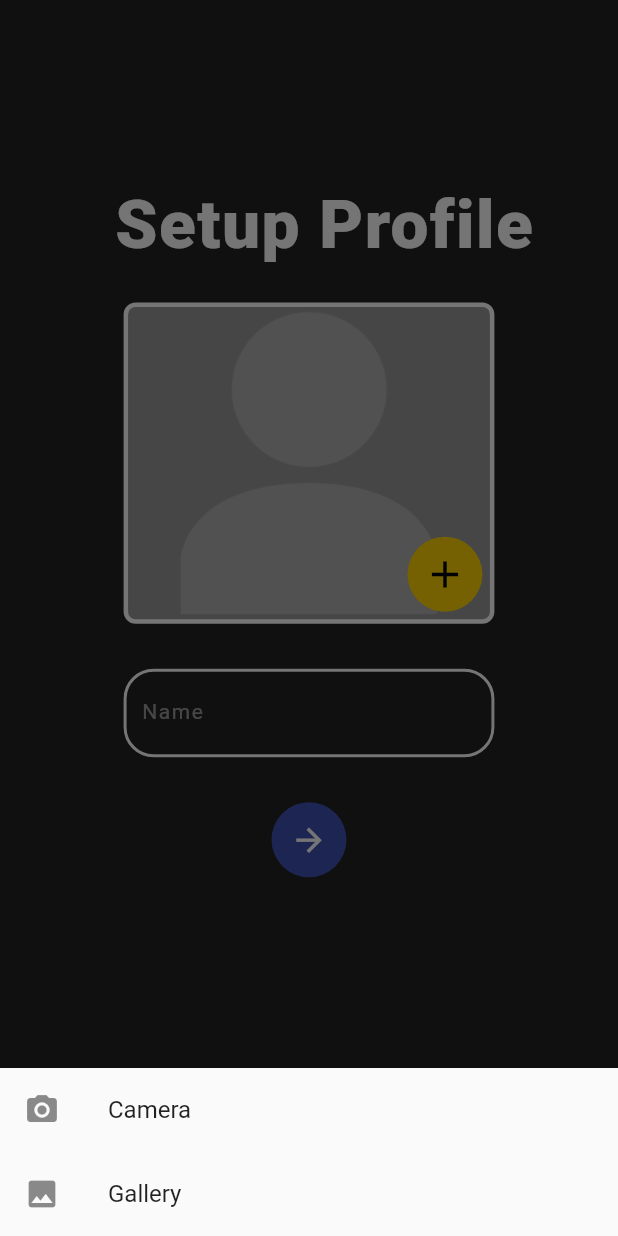
After one commit to rareskin-vr/broadly, a Flutter app: the Setup screen opened directly, after a tap on the "add" icon, on a phone screen of 412 x 824 dp. The commit adds this screen. Run offline on Flutter 3.47's test engine with Material 2 defaults, Android fonts, the phone set to English and light mode, and no system bars; our stand-ins replace cloud_firestore, firebase_auth, firebase_core, firebase_storage, image_picker, shared_preferences; accounts and stored records are empty; network calls fail.

Commit message:
12-10-22 Profile Setup configured

```diff
--- /dev/null
+++ b/lib/helper/image.dart
@@ -0,0 +1,145 @@
+import 'dart:io';
+
+import 'package:broadly/database.dart';
+import 'package:broadly/helper/helpeui.dart';
+import 'package:broadly/ui/homepage.dart';
+import 'package:firebase_auth/firebase_auth.dart';
+import 'package:firebase_storage/firebase_storage.dart';
+import 'package:flutter/cupertino.dart';
+import 'package:flutter/material.dart';
+import 'package:image_picker/image_picker.dart';
+import 'package:path/path.dart' as Path;
+
+class ImageAccess extends ChangeNotifier {
+  Database database = Database();
+  String? userId = FirebaseAuth.instance.currentUser?.uid;
+  File image = File("assets/images/profile.png");
+  BuildContext context;
+  void setImage() {
+    image = File("assets/images/profile.png");
+  }
+
+  File getImage() {
+    return image;
+  }
+
+  ImageAccess(this.context);
+
+  HelperUI helperUI = HelperUI();
+  Future getImageCamera() async {
+    try {
+      await ImagePicker.platform
+          .pickImage(source: ImageSource.camera)
+          .then((value) {
+        final imageTemp = File(value!.path);
+        image = imageTemp;
+        notifyListeners();
+      });
+    } catch (e) {
+      helperUI.showSnackBar(context, "Couldn't load image");
+    }
+  }
+
+  Future getImageGallery() async {
+    try {
+      await ImagePicker.platform
+          .pickImage(source: ImageSource.gallery)
+          .then((value) {
+        final imageTemp = File(value!.path);
+        image = imageTemp;
+        notifyListeners();
+      });
+    } catch (e) {
+      helperUI.showSnackBar(context, "Couldn't load image");
+    }
+  }
+
+  Future showImageSource(BuildContext context) {
+    if (Platform.isIOS) {
+      return showCupertinoModalPopup<ImageSource>(
+          context: context,
+          builder: (context) => CupertinoActionSheet(
+                actions: [
+                  CupertinoActionSheetAction(
+                    onPressed: () {
+                      getImageCamera();
+                      Navigator.pop(context);
+                    },
+                    child: const Text('Camera'),
+                  ),
+                  CupertinoActionSheetAction(
+                    onPressed: () {
+                      getImageGallery();
+                      Navigator.pop(context);
+                    },
+                    child: const Text('Gallery'),
+                  ),
+                ],
+              ));
+    } else {
+      return showModalBottomSheet(
+          context: context,
+          builder: (context) => Column(
+                mainAxisSize: MainAxisSize.min,
+                children: <Widget>[
+                  ListTile(
+                    leading: const Icon(Icons.camera_alt),
+                    title: const Text('Camera'),
+                    onTap: () {
+                      getImageCamera();
+                      Navigator.pop(context);
+                    },
+                  ),
+                  ListTile(
+                    leading: const Icon(Icons.image),
+                    title: const Text('Gallery'),
+                    onTap: () {
+                      getImageGallery();
+                      Navigator.pop(context);
+                    },
+                  ),
+                ],
+              ));
+    }
+  }
+
+  Future uploadPic(String name,File image) async {
+    print("working 1");
+    print(image.path);
+    String filename = Path.basename(image.path);
+    FirebaseStorage firebaseStorage = FirebaseStorage.instance;
+    Reference reference =
+        firebaseStorage.ref().child('UserProfile/$userId/$filename');
+    UploadTask uploadTask = reference.putFile(image);
+    await uploadTask.then((res) {
+      print("working 2");
+      res.ref.getDownloadURL().then((fileURL) {
+        uploadToDbs(fileURL, name);
+      });
+    });
+  }
+
+  uploadToDbs(String imageUrl, String name) {
+    print("working 3");
+    if (imageUrl.isNotEmpty) {
+      Map<String, dynamic> userInfo = {
+        "uid": userId,
+        "name": name,
+        "imageUrl": imageUrl,
+        "date": DateTime.now().microsecondsSinceEpoch,
+      };
+      print(userId);
+      if(userId!=null){
+        database.uploadUserInfo(context, userId!, userInfo);
+        Navigator.pushAndRemoveUntil(
+            context,
+            MaterialPageRoute(
+                builder: (context) => const Homepage()),
+                (route) => false);
+      }
+
+    } else {
+      helperUI.showSnackBar(context, "Something went wrong !");
+    }
+  }
+}
--- a/lib/ui/homepage.dart
+++ b/lib/ui/homepage.dart
@@ -1,3 +1,4 @@
+import 'package:broadly/helper/log.dart';
 import 'package:broadly/ui/profile.dart';
 import 'package:broadly/ui/tweet.dart';
 import 'package:flutter/material.dart';
@@ -14,6 +15,7 @@ class _HomepageState extends State<Homepage> {
   HelperUI helperUI = HelperUI();
   @override
   Widget build(BuildContext context) {
+    Log log = Log(context);
     return Scaffold(
       drawer: Drawer(
         width: MediaQuery.of(context).size.width * 0.7,
@@ -59,7 +61,7 @@ class _HomepageState extends State<Homepage> {
             ListTile(
               title: const Text("Log out"),
               onTap: () {
-                Navigator.pop(context);
+                log.logOut();
               },
             ),
           ],
--- /dev/null
+++ b/lib/ui/setup.dart
@@ -0,0 +1,197 @@
+import 'dart:io';
+
+import 'package:broadly/helper/helpeui.dart';
+import 'package:broadly/helper/image.dart';
+import 'package:flutter/material.dart';
+import 'package:provider/provider.dart';
+
+class Setup extends StatefulWidget {
+  const Setup({Key? key}) : super(key: key);
+
+  @override
+  State<Setup> createState() => _SetupState();
+}
+
+class _SetupState extends State<Setup> {
+  final formKey = GlobalKey<FormState>();
+  TextEditingController name = TextEditingController();
+  final double _radius = 20;
+  int setImg = 1;
+  Future profileImgSetter(BuildContext context) async {
+    return Provider.of<ImageAccess>(context, listen: false)
+        .showImageSource(context);
+  }
+  HelperUI helperUI = HelperUI();
+
+  validatingNow(ImageAccess access,File profileImg) async {
+    if (formKey.currentState!.validate()) {
+      {
+        helperUI.showLoaderDialog(context, "Please wait");
+        access.uploadPic(name.text,profileImg);
+      }
+    }
+  }
+
+  @override
+  Widget build(BuildContext context) {
+    ImageAccess access = ImageAccess(context);
+    File profileImg = Provider.of<ImageAccess>(context).getImage();
+
+    return Scaffold(
+      backgroundColor: Colors.black87,
+      body: SingleChildScrollView(
+        child: Column(crossAxisAlignment: CrossAxisAlignment.center, children: [
+          Padding(
+            padding: EdgeInsets.fromLTRB(
+                20, MediaQuery.of(context).size.height * 0.15, 0, 25),
+            child: const Text(
+              "Setup Profile",
+              style: TextStyle(
+                  fontSize: 45,
+                  color: Colors.white,
+                  letterSpacing: 1,
+                  fontWeight: FontWeight.w800),
+            ),
+          ),
+          Center(
+            child: Stack(children: [
+              Container(
+                  height: MediaQuery.of(context).size.height * 0.26,
+                  width: MediaQuery.of(context).size.width * 0.6,
+                  decoration: BoxDecoration(
+                      border: Border.all(color: Colors.white, width: 3),
+                      color: Colors.white54,
+                      borderRadius: BorderRadius.circular(8)),
+                  child: profileImg.path == "assets/images/profile.png"
+                      ? Image.asset(
+                          "assets/images/profile.png",
+                          fit: BoxFit.cover,
+                        )
+                      : Image.file(
+                          profileImg,
+                          fit: BoxFit.cover,
+                          height: MediaQuery.of(context).size.height * 0.33,
+                          width: MediaQuery.of(context).size.width * 0.66,
+                        )),
+              Positioned.fill(
+                child: Align(
+                  alignment: Alignment.bottomRight,
+                  child: Padding(
+                    padding: const EdgeInsets.all(8.0),
+                    child: GestureDetector(
+                      onTap: () async {
+                        profileImg.path == "assets/images/profile.png"
+                            ? {
+                                await profileImgSetter(context),
+                              }
+                            : {
+                                access.setImage(),
+                                await profileImgSetter(context),
+                              };
+                      },
+                      child: Container(
+                        height: 50,
+                        width: 50,
+                        decoration: const BoxDecoration(
+                          shape: BoxShape.circle,
+                          color: Color.fromRGBO(255, 211, 2, 1),
+                        ),
+                        child: Transform.rotate(
+                          angle: setImg == 0 ? 183 : 0,
+                          child: const Icon(
+                            Icons.add,
+                            size: 30,
+                            color: Colors.black,
+                          ),
+                        ),
+                      ),
+                    ),
+                  ),
+                ),
+              ),
+            ]),
+          ),
+          Column(
+            mainAxisAlignment: MainAxisAlignment.center,
+            children: [
+              Padding(
+                padding: const EdgeInsets.symmetric(vertical: 30),
+                child: SizedBox(
+                  width: MediaQuery.of(context).size.width * 0.6,
+                  child: Form(
+                    key: formKey,
+                    child: TextFormField(
+                      style: const TextStyle(color: Colors.white, fontSize: 16),
+                      validator: (val) {
+                        return val!.isEmpty ? 'Enter a Valid Name' : null;
+                      },
+                      controller: name,
+                      decoration: InputDecoration(
+                        labelText: 'Name',
+                        labelStyle: const TextStyle(
+                            color: Colors.white54,
+                            fontSize: 14,
+                            letterSpacing: 1),
+                        //  errorText: "Enter valid phone number",
+
+                        border: OutlineInputBorder(
+                          borderRadius:
+                              BorderRadius.all(Radius.circular(_radius)),
+                          borderSide: const BorderSide(
+                            width: 2,
+                            color: Colors.white,
+                          ),
+                        ),
+                        disabledBorder: OutlineInputBorder(
+                            borderRadius:
+                                BorderRadius.all(Radius.circular(_radius)),
+                            borderSide: const BorderSide(
+                              width: 2,
+                              color: Colors.blue,
+                            )),
+                        errorBorder: OutlineInputBorder(
+                            borderRadius:
+                                BorderRadius.all(Radius.circular(_radius)),
+                            borderSide:
+                                const BorderSide(width: 2, color: Colors.red)),
+                        focusedBorder: OutlineInputBorder(
+                            borderRadius:
+                                BorderRadius.all(Radius.circular(_radius)),
+                            borderSide: const BorderSide(
+                              width: 2,
+                              color: Colors.white,
+                            )),
+                        enabledBorder: OutlineInputBorder(
+                            borderRadius:
+                                BorderRadius.all(Radius.circular(_radius)),
+                            borderSide: const BorderSide(
+                              width: 2,
+                              color: Colors.white,
+                            )),
+                      ),
+                    ),
+                  ),
+                ),
+              ),
+              CircleAvatar(
+                  radius: 25,
+                  backgroundColor: Colors.indigo,
+                  child: IconButton(
+                    splashRadius: 40,
+                    onPressed: () {
+                      validatingNow(access,profileImg);
+                    },
+                    disabledColor: Colors.indigo,
+                    icon: const Icon(
+                      Icons.arrow_forward,
+                      color: Colors.white,
+                      size: 25,
+                    ),
+                  )),
+            ],
+          ),
+        ]),
+      ),
+    );
+  }
+}
```
Also changed, not shown: lib/auth/authph.dart (+25 -9 lines), lib/database.dart (added, +16 -0 lines), lib/helper/helpeui.dart (+20 -9 lines), lib/helper/log.dart (added, +20 -0 lines), lib/main.dart (+14 -5 lines), lib/ui/login.dart (+9 -3 lines), lib/ui/verifyotp.dart (+16 -4 lines), pubspec.yaml (+8 -3 lines), assets/fonts/LeagueGothic-CondensedItalic.otf (added), assets/fonts/LeagueGothic-CondensedRegular.otf (added), assets/fonts/LeagueGothic-Italic.otf (added), assets/fonts/LeagueGothic-Regular.otf (added), assets/images/profile.png (added), pubspec.lock.
